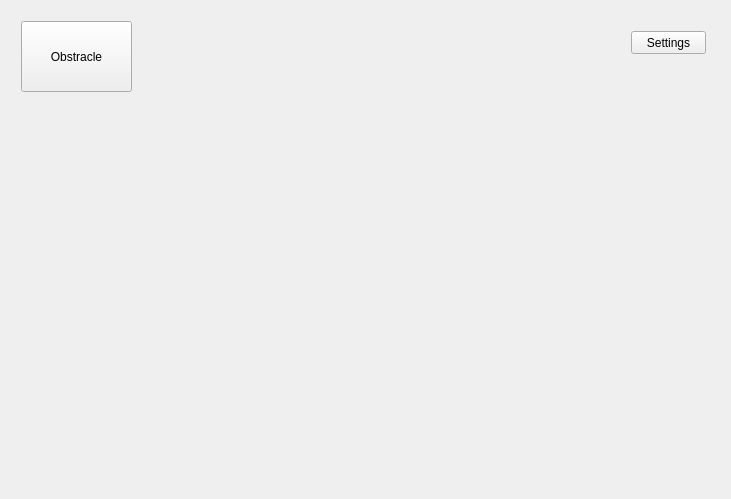
The window that mainwidget.ui (khmaksim/AviacominfoTools) describes before a commit, drawn with Qt 5.
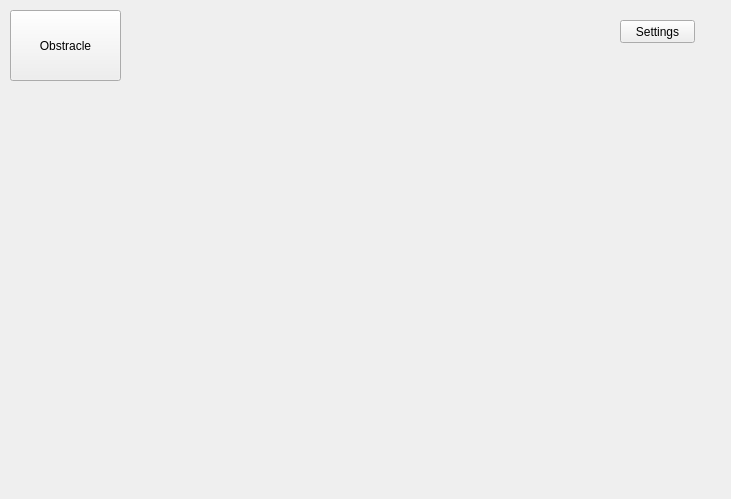
The same window after the commit.

```diff
--- a/mainwidget.ui
+++ b/mainwidget.ui
@@ -14,6 +14,18 @@
    <string>AviacominfoTools</string>
   </property>
   <layout class="QGridLayout" name="gridLayout">
+   <property name="leftMargin">
+    <number>0</number>
+   </property>
+   <property name="topMargin">
+    <number>0</number>
+   </property>
+   <property name="rightMargin">
+    <number>0</number>
+   </property>
+   <property name="bottomMargin">
+    <number>0</number>
+   </property>
    <item row="0" column="0">
     <widget class="QStackedWidget" name="stackedWidget">
      <property name="currentIndex">
```
